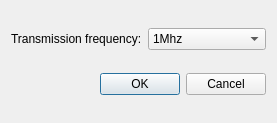
Qt form plugins/spi/spiconfiguration.ui (mcallegari/qlcplus) before a commit.
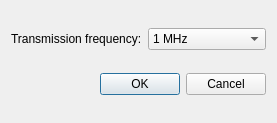
The same form after that commit.

```diff
--- a/plugins/spi/spiconfiguration.ui
+++ b/plugins/spi/spiconfiguration.ui
@@ -51,7 +51,7 @@
     <widget class="QComboBox" name="m_freqCombo">
      <item>
       <property name="text">
-       <string>1Mhz</string>
+       <string>1 MHz</string>
       </property>
      </item>
      <item>
```
Left out of the diff: 6 changed lines with no effect on the pictures.
